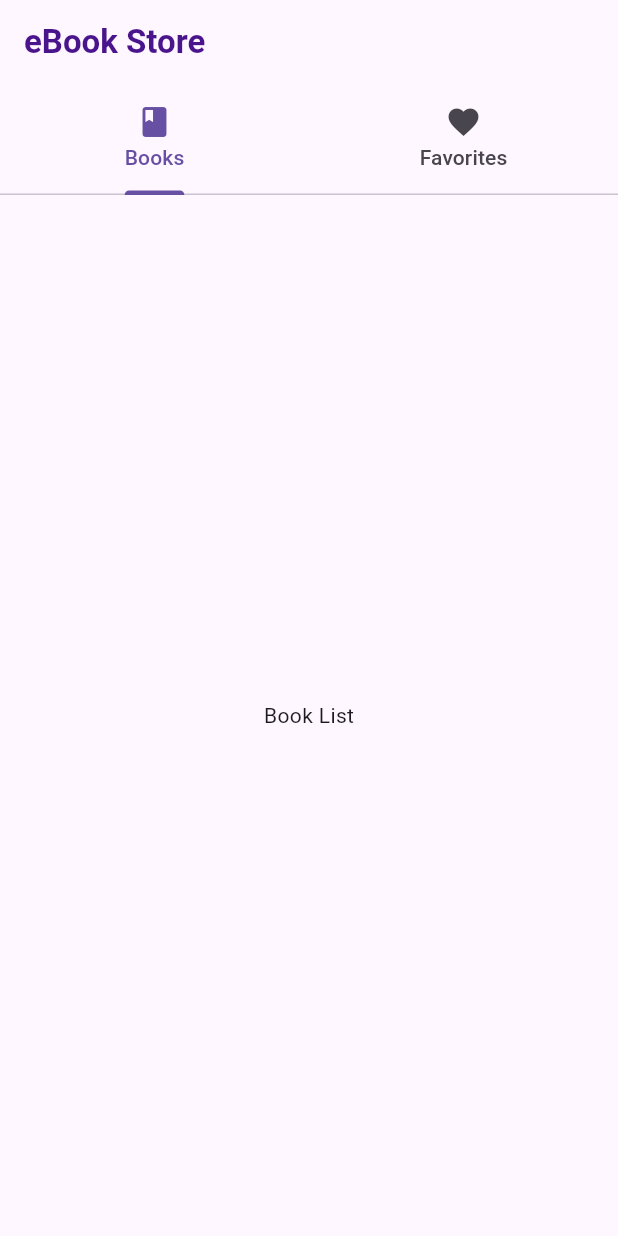
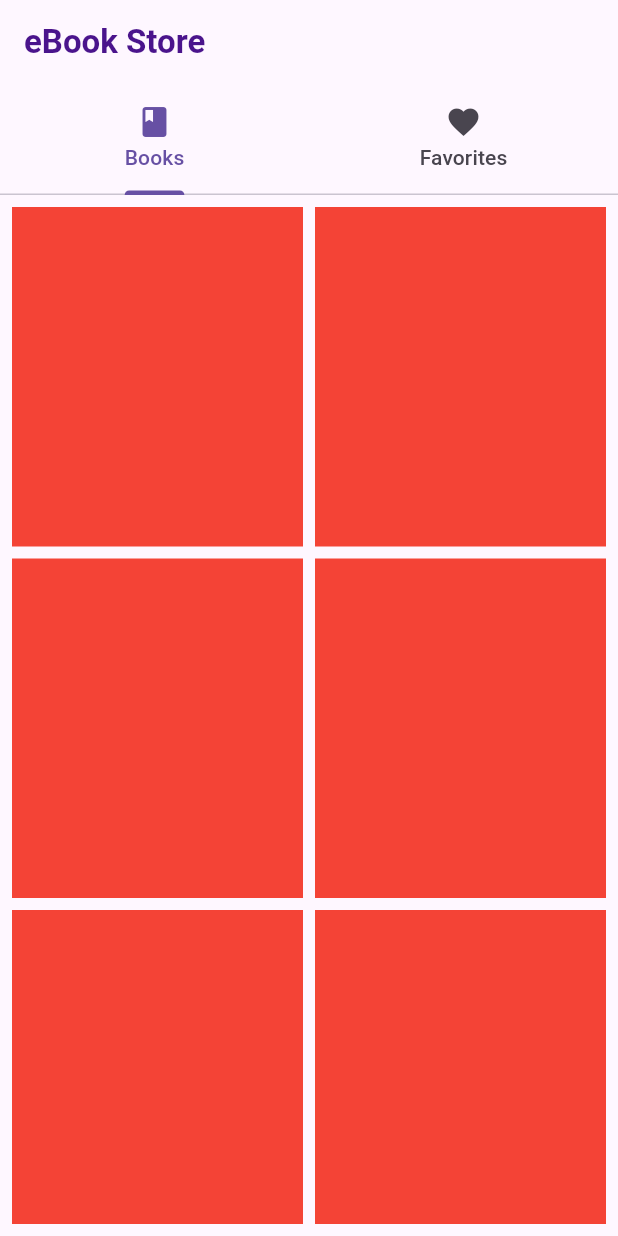
Before and after one commit to LeandroSimo/eBook-store-flutter, a Flutter app: the screen it shows after launch, on a phone screen of 412 x 824 dp. Run offline on Flutter 3.47's test engine with Material 2 defaults, Android fonts, the light colour scheme and no system bars; our stand-ins replace equatable.

Commit message:
feat: adding grid view

```diff
--- a/lib/src/presentation/pages/book_lista_page.dart
+++ b/lib/src/presentation/pages/book_lista_page.dart
@@ -9,8 +9,21 @@ class _BookListPageState extends State<BookListPage> {
   @override
   Widget build(BuildContext context) {
     return Scaffold(
-      body: Center(
-        child: Text('Book List'),
+      body: Container(
+        padding: const EdgeInsets.all(8),
+        child: GridView.builder(
+            gridDelegate: const SliverGridDelegateWithFixedCrossAxisCount(
+              crossAxisCount: 2,
+              crossAxisSpacing: 8,
+              mainAxisSpacing: 8,
+              childAspectRatio: 3 / 3.5,
+            ),
+            itemCount: 10,
+            itemBuilder: (context, index) {
+              return Container(
+                color: Colors.red,
+              );
+            }),
       ),
     );
   }
```
